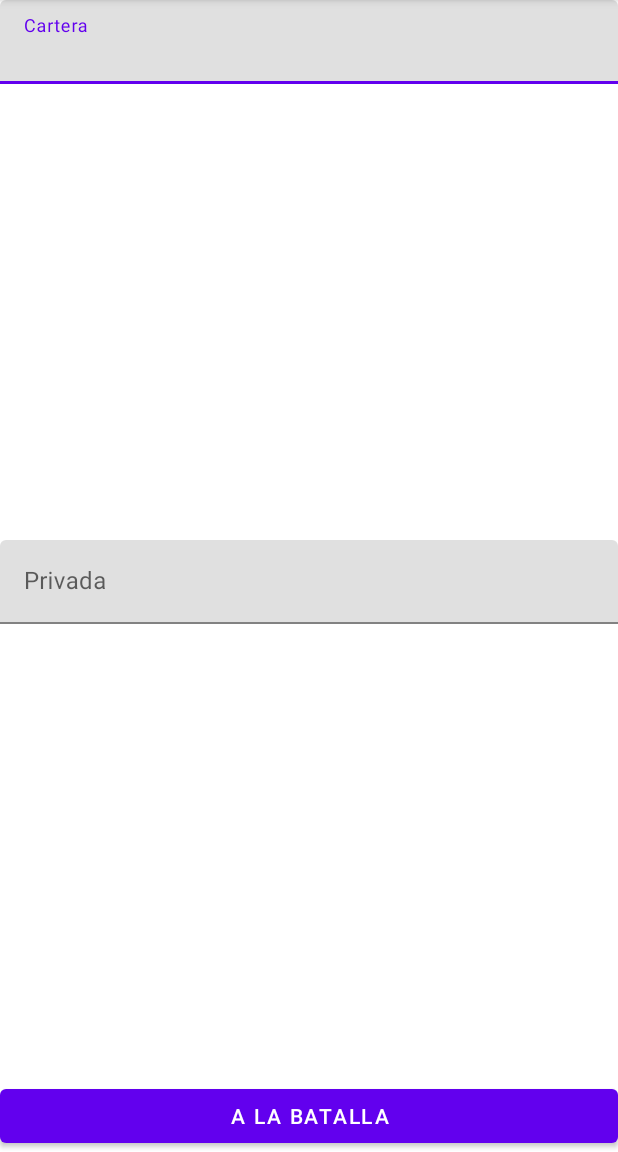
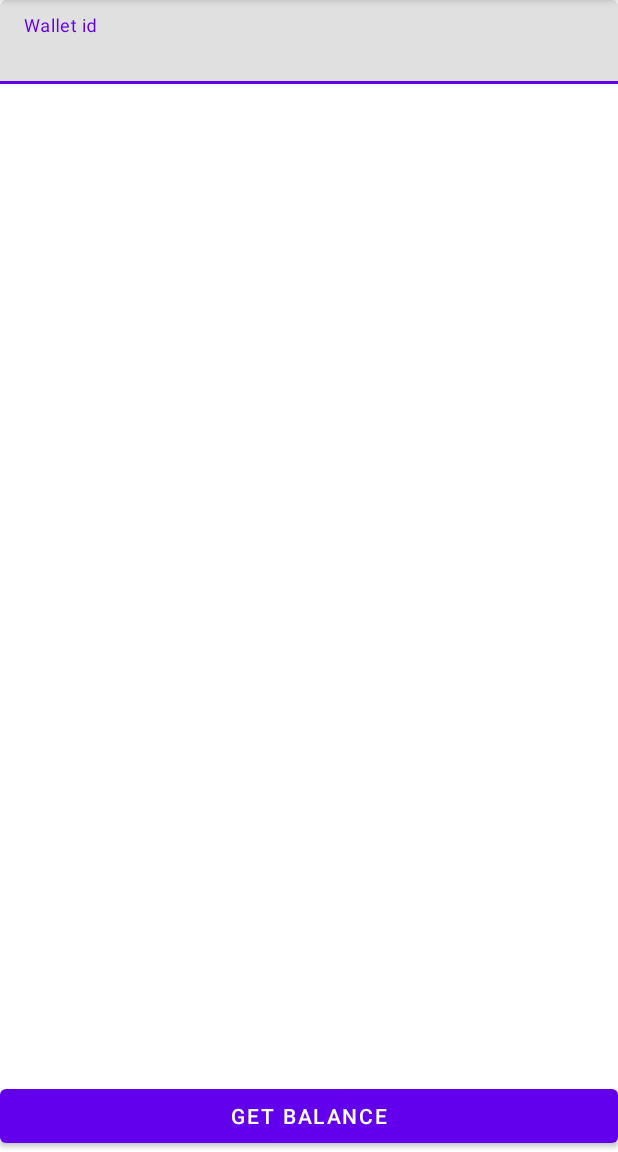
Before and after one commit to marcosmartinezfco/cumn, an Android app: the screen it shows after launch (MainActivity), on a phone screen of 412 x 824 dp, the part 84-1236 px from its top. Run offline under Robolectric (Android 15) with nearby library versions, the phone set to English and light mode, and no system bars; our stand-ins replace data binding.

Commit message:
listo para presentar

```diff
--- a/app/src/main/java/com/example/easywallet/network/EasyWalletApiService.kt
+++ b/app/src/main/java/com/example/easywallet/network/EasyWalletApiService.kt
@@ -29,7 +29,7 @@ interface EasyWalletApiService {
     @GET("api?module=account&action=balance&tag=latest&apikey=$API_KEY")
     fun getBalance(@Query("address")accountAddress: String): Deferred<ApiBalance>
 
-    @GET("api?module=account&action=txlist&startblock=0&endblock=99999999&page=1&offset=10&sort=asc&apikey=$API_KEY")
+    @GET("api?module=account&action=txlist&startblock=0&endblock=99999999&page=1&offset=20&sort=desc&apikey=$API_KEY")
     fun getTransactions(@Query("address")accountAddress: String): Deferred<ApiTransactionsContainer>
 }
 
--- a/app/src/main/java/com/example/easywallet/repository/EasyWalletRepository.kt
+++ b/app/src/main/java/com/example/easywallet/repository/EasyWalletRepository.kt
@@ -16,11 +16,9 @@ class EasyWalletRepository {
     val transactions: MutableLiveData<List<Transaction>> = MutableLiveData(emptyList())
 
     suspend fun fetchAccountBalance(account: String){
-        Log.i("Debug1", account)
         withContext(Dispatchers.IO){
             try{
                 val balance_result = EasyWalletApi.retroFitService.getBalance(account).await()
-                Log.i("Debug2", balance_result.status)
                 balance.postValue(balance_result.result)
             }catch(e: Exception){
                 Log.e("Error", e.toString())
@@ -29,11 +27,9 @@ class EasyWalletRepository {
     }
 
     suspend fun fetchTransactions(account: String){
-        Log.i("Debug1 Transaction", account)
         withContext(Dispatchers.IO){
             try{
                 val balance_result = EasyWalletApi.retroFitService.getTransactions(account).await()
-                Log.i("Debug2", balance_result.status)
                 transactions.postValue(balance_result.asDomainModel().toList())
             }catch(e: Exception){
                 Log.e("Error", e.toString())
--- a/app/src/main/java/com/example/easywallet/screens/transactions/TransactionsViewModel.kt
+++ b/app/src/main/java/com/example/easywallet/screens/transactions/TransactionsViewModel.kt
@@ -13,7 +13,6 @@ import kotlinx.coroutines.launch
 class TransactionsViewModel(address: String, application: Application) : AndroidViewModel(application) {
     private val repository = EasyWalletRepository()
     val balance =  Transformations.map(repository.balance){
-        Log.i("Debug", it)
         it
     }
     val transactions = repository.transactions
--- a/app/src/main/res/layout/fragment_main.xml
+++ b/app/src/main/res/layout/fragment_main.xml
@@ -13,7 +13,7 @@
         android:id="@+id/textFieldCartera"
         android:layout_width="match_parent"
         android:layout_height="wrap_content"
-        android:hint="Cartera"
+        android:hint="Wallet id"
 
         app:layout_constraintEnd_toEndOf="parent"
         app:layout_constraintStart_toStartOf="parent"
@@ -26,32 +26,14 @@
 
     </com.google.android.material.textfield.TextInputLayout>
 
-    <com.google.android.material.textfield.TextInputLayout
-        android:id="@+id/textFieldPrivada"
-        android:layout_width="match_parent"
-        android:layout_height="wrap_content"
-        android:hint="Privada"
-
-        app:layout_constraintBottom_toTopOf="@+id/main_button"
-        app:layout_constraintEnd_toEndOf="parent"
-        app:layout_constraintStart_toStartOf="parent"
-        app:layout_constraintTop_toBottomOf="@+id/textFieldCartera">
-
-        <com.google.android.material.textfield.TextInputEditText
-            android:id="@+id/text_input_privada"
-            android:layout_width="match_parent"
-            android:layout_height="match_parent" />
-
-    </com.google.android.material.textfield.TextInputLayout>
-
-    <com.google.android.material.button.MaterialButton
+        <com.google.android.material.button.MaterialButton
         android:id="@+id/main_button"
         android:layout_width="match_parent"
         android:layout_height="wrap_content"
         app:layout_constraintBottom_toBottomOf="parent"
         app:layout_constraintEnd_toEndOf="parent"
         app:layout_constraintStart_toStartOf="parent"
-        android:text="A la batalla">
+        android:text="Get Balance">
 
 
     </com.google.android.material.button.MaterialButton>
--- a/app/src/main/res/layout/list_item_transaction.xml
+++ b/app/src/main/res/layout/list_item_transaction.xml
@@ -10,8 +10,8 @@
 
     <LinearLayout
         android:layout_width="match_parent"
-        android:layout_height="match_parent"
-        android:orientation="horizontal">
+        android:layout_height="wrap_content"
+        android:orientation="vertical">
 
         <TextView
             android:id="@+id/textId"
```
Also changed, not shown: app/src/main/java/com/example/easywallet/network/ApiTransactions.kt (+0 -7 lines), app/src/main/java/com/example/easywallet/screens/main/MainFragment.kt (+2 -7 lines), app/src/main/res/layout/fragment_transactions.xml (+4 -4 lines), build.gradle (+4 -4 lines).
